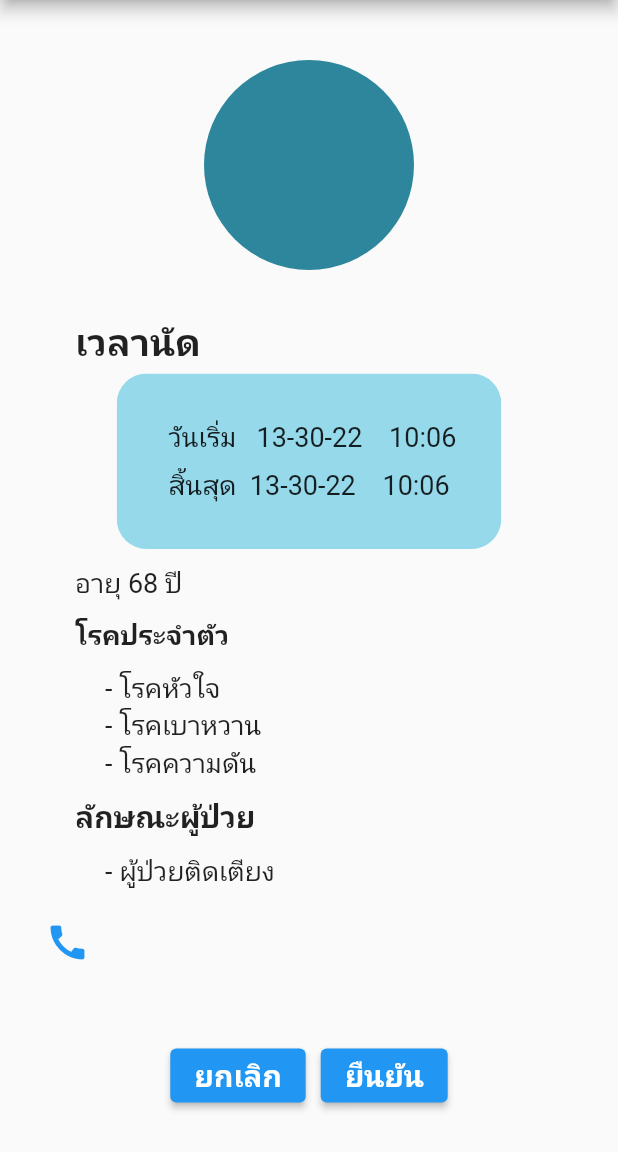
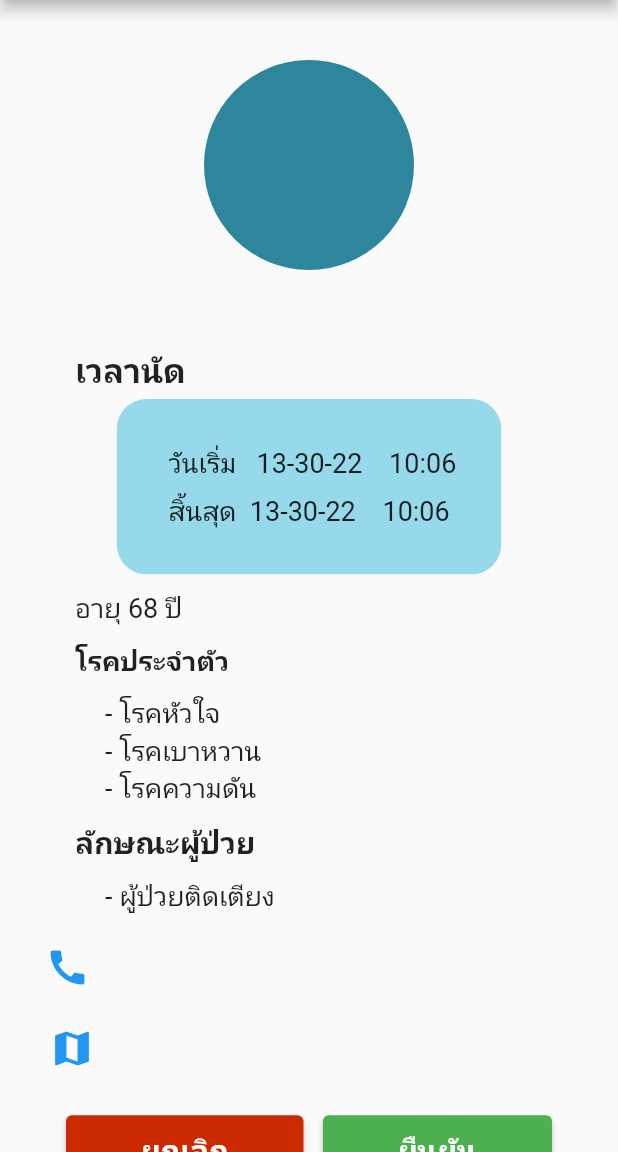
Before and after one commit to asanmankaket/appsan2, a Flutter app: the Carddetail screen opened directly with empty values, on a phone screen of 412 x 824 dp, the part 84-1236 px from its top. Run offline on Flutter 3.47's test engine with Material 2 defaults, Android fonts, the phone set to English and light mode, and no system bars; our stand-ins replace flutter_easyloading, google_maps_flutter, image_picker, shared_preferences; accounts and stored records are empty; network calls fail; project files that could hold a hidden picture were left out.

Commit message:
ver13-6-65nut

```diff
--- a/lib/route/route.dart
+++ b/lib/route/route.dart
@@ -1,8 +1,8 @@
+import 'package:creative/views/booking/backup.dart';
 import 'package:flutter/material.dart';
 import 'package:creative/views/bcome/_register.dart';
 import 'package:creative/views/booking/booking.dart';
 import 'package:creative/views/Map.dart';
-
 import '../views/booking/mainpage.dart';
 
 Map<String, Widget Function(BuildContext)> routes = {
@@ -10,4 +10,5 @@ Map<String, Widget Function(BuildContext)> routes = {
   '/MainPage': (context) => const MainPage(),
   '/Map': (context) => GoogleMaps(),
   '/book': (context) => const Booking(),
+  '/Backup': (context) => const BackUp(),
 };
--- a/lib/views/booking/detail/carddetail.dart
+++ b/lib/views/booking/detail/carddetail.dart
@@ -1,6 +1,5 @@
 import 'package:creative/configs/api.dart';
 import 'package:flutter/material.dart';
-import 'package:creative/views/booking/mainpage.dart';
 import 'package:intl/intl.dart';
 // import 'Map.dart';
 import '../booking.dart';
@@ -39,16 +38,20 @@ class _CarddetailState extends State<Carddetail> {
                 ),
               ),
               const SizedBox(
-                height: 30,
+                height: 15,
               ),
+              Text(
+                '${widget.data['title']} ${widget.data['fname']} ${widget.data['lname']}',
+                style: TextStyle(fontSize: 22, fontWeight: FontWeight.bold),
+              ),
+              SizedBox(height: 10),
               const Padding(
                 padding: EdgeInsets.only(left: 50),
                 child: Align(
                   alignment: Alignment.centerLeft,
                   child: const Text(
                     'เวลานัด',
-                    style:
-                        TextStyle(fontSize: 25.0, fontWeight: FontWeight.bold),
+                    style: TextStyle(fontSize: 22, fontWeight: FontWeight.bold),
                   ),
                 ),
               ),
@@ -102,10 +105,6 @@ class _CarddetailState extends State<Carddetail> {
               const SizedBox(
                 height: 10,
               ),
-              // Text(
-              //   'ชื่อ ${widget.data['fname']} ${widget.data['lname']}',
-              //   style: TextStyle(fontSize: 18),
-              // ),
               const Padding(
                 padding: EdgeInsets.only(left: 50),
                 child: Align(
@@ -185,9 +184,7 @@ class _CarddetailState extends State<Carddetail> {
               SizedBox(
                   child: Row(
                 children: [
-                  const SizedBox(
-                    width: 30,
-                  ),
+                  const SizedBox(width: 30),
                   // ignore: prefer_const_constructors
                   Icon(
                     Icons.call,
@@ -198,54 +195,45 @@ class _CarddetailState extends State<Carddetail> {
                     '   ${widget.data['phone']}',
                     style: const TextStyle(fontSize: 18),
                   ),
-                  const SizedBox(
-                    width: 120,
-                  ),
+                  const SizedBox(width: 120),
                 ],
               )),
+              const SizedBox(height: 10),
+              Row(children: [
+                Row(
+                  children: [
+                    const SizedBox(width: 25),
+                    TextButton(
+                      style: TextButton.styleFrom(
+                        textStyle: const TextStyle(fontSize: 20),
+                      ),
+                      onPressed: () {
+                        // Navigator.push(
+                        //     context,
+                        //     MaterialPageRoute<void>(
+                        //         builder: (BuildContext context) =>
+                        //             GoogleMaps()));
+                      },
+                      child: Row(
+                        children: [
+                          const Icon(
+                            Icons.map,
+                            size: 30,
+                          ),
+                          const SizedBox(width: 15),
+                          Text(
+                            '''${widget.data['adr1']}
+${widget.data['adr2']} ${widget.data['city']}''',
+                            style: const TextStyle(fontSize: 18),
+                          ),
+                        ],
+                      ),
+                    ),
+                  ],
+                ),
+              ]),
               const SizedBox(
-                height: 20,
-              ),
-//               Row(children: [
-//                 Row(
-//                   children: [
-//                     const SizedBox(
-//                       width: 30,
-//                     ),
-//                     IconButton(
-//                       icon: const Icon(Icons.map),
-//                       color: Colors.blue,
-//                       iconSize: 30,
-//                       onPressed: () {
-//                         Navigator.push(
-//                             context,
-//                             MaterialPageRoute<void>(
-//                                 builder: (BuildContext context) =>
-//                                     GoogleMaps()));
-//                       },
-//                     ),
-//                     TextButton(
-//                       style: TextButton.styleFrom(
-//                         textStyle: const TextStyle(fontSize: 20),
-//                       ),
-//                       onPressed: () {
-//                         Navigator.push(
-//                             context,
-//                             MaterialPageRoute<void>(
-//                                 builder: (BuildContext context) =>
-//                                     GoogleMaps()));
-//                       },
-//                       child: Text(
-//                         '''${widget.data['adr1']}
-// ${widget.data['adr2']} ${widget.data['city']}''',
-//                         style: const TextStyle(fontSize: 18),
-//                       ),
-//                     ),
-//                   ],
-//                 ),
-//               ]),
-              const SizedBox(
-                height: 30,
+                height: 15,
               ),
               Row(
                 mainAxisSize: MainAxisSize.min,
@@ -254,6 +242,9 @@ class _CarddetailState extends State<Carddetail> {
                     minWidth: 150.0,
                     height: 45.0,
                     child: ElevatedButton(
+                      style: ElevatedButton.styleFrom(
+                          padding: const EdgeInsets.fromLTRB(50, 10, 50, 10),
+                          primary: Color.fromARGB(255, 203, 41, 0)),
                       onPressed: () {
                         confirmBook(widget.data['idb'], 74, context);
                         Navigator.of(context).pushAndRemoveUntil(
@@ -270,11 +261,14 @@ class _CarddetailState extends State<Carddetail> {
                       ),
                     ),
                   ),
-                  const SizedBox(width: 10),
+                  const SizedBox(width: 13),
                   ButtonTheme(
                     minWidth: 150.0,
                     height: 45.0,
                     child: ElevatedButton(
+                      style: ElevatedButton.styleFrom(
+                          padding: const EdgeInsets.fromLTRB(50, 10, 50, 10),
+                          primary: Colors.green),
                       onPressed: () {
                         confirmBook(widget.data['idb'], 72, context);
                         Navigator.of(context).pushAndRemoveUntil(
@@ -293,34 +287,6 @@ class _CarddetailState extends State<Carddetail> {
                   )
                 ],
               ),
-
-              // Column(
-              //   children: <Widget>[
-              //     TextButton(
-              //       style: TextButton.styleFrom(
-              //         padding: const EdgeInsets.fromLTRB(70, 15, 70, 15),
-              //         shape: RoundedRectangleBorder(
-              //           borderRadius: BorderRadius.circular(10.0),
-              //         ),
-              //         backgroundColor: Color.fromARGB(255, 4, 117, 21),
-              //         primary: Color.fromARGB(255, 255, 255, 255),
-              //         textStyle: const TextStyle(fontSize: 20),
-              //       ),
-              //       onPressed: () {
-              //         Navigator.push(
-              //             context,
-              //             MaterialPageRoute<void>(
-              //                 builder: (BuildContext context) => Booking()));
-              //       },
-              //       child: const Text(
-              //         'ยืนยัน',
-              //       ),
-              //     ),
-              //   ],
-              // ),
-              const SizedBox(
-                height: 10,
-              ),
             ],
           ),
         ),
--- a/pubspec.yaml
+++ b/pubspec.yaml
@@ -27,6 +27,7 @@ dependencies:
   age_calculator: ^1.0.0
   flutter_launcher_icons: ^0.9.2
   image_picker: ^0.8.5+3
+  rename: ^2.0.1
 flutter_icons:
   android: "launcher_icon"
   image_path: "assets/images/LOGOAPP.png"
```
Also changed, not shown: lib/configs/api.dart (+24 -5 lines), lib/models/sidemenu.dart (+9 -73 lines), lib/views/booking/backup.dart (added, +58 -0 lines), lib/views/booking/booking.dart (+1 -17 lines), lib/views/booking/cancle_book.dart (added, +119 -0 lines), lib/views/booking/detail/book_detail.dart (renamed from lib/views/booking/book_detail.dart, +7 -19 lines), lib/views/booking/finish_book.dart (added, +110 -0 lines), pubspec.lock, 1 other file.
